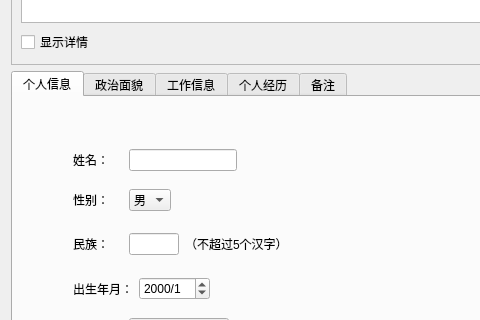
This is infoquerydialog.ui in faellsa/teachersmanagement as Qt 5 draws it before an edit; both pictures show x 0 to 480 and y 536 to 856 of the 802 by 1208 pixel window. The edited form follows.
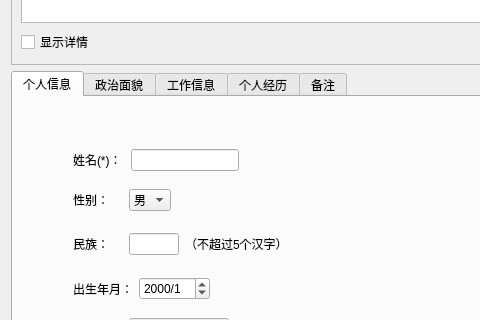
This is the edited form.

Patch:
```diff
--- a/infoquerydialog.ui
+++ b/infoquerydialog.ui
@@ -765,7 +765,7 @@
           <item>
            <widget class="QLabel" name="label_2">
             <property name="text">
-             <string>姓名：    </string>
+             <string>姓名(*)： </string>
             </property>
            </widget>
           </item>
```
Left out of the diff: 2 changed lines with no effect on the pictures.
